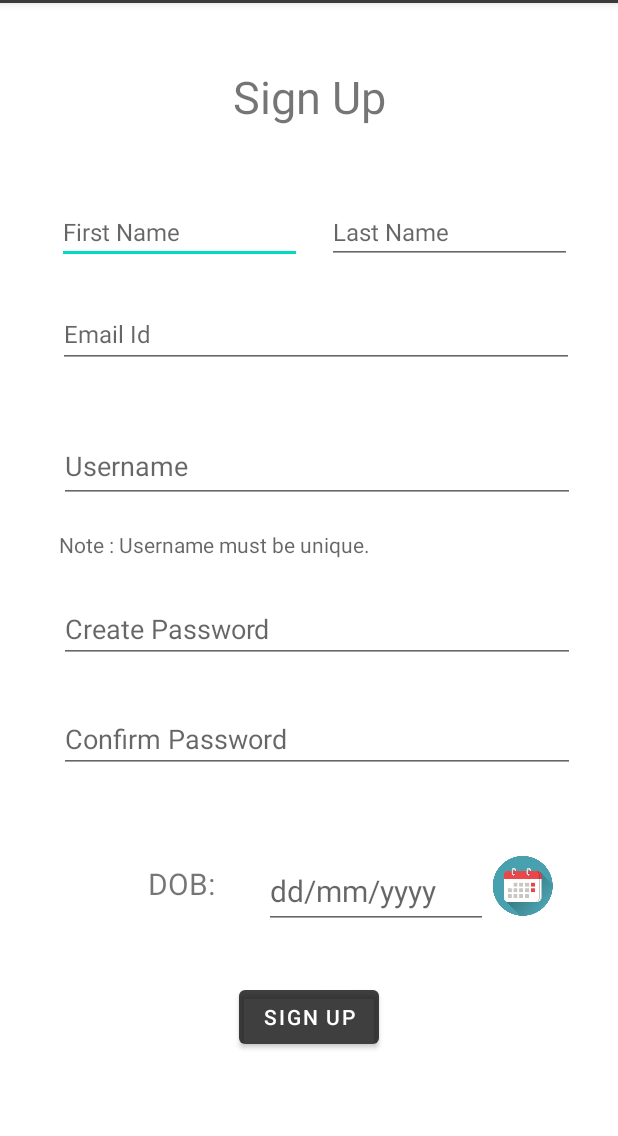
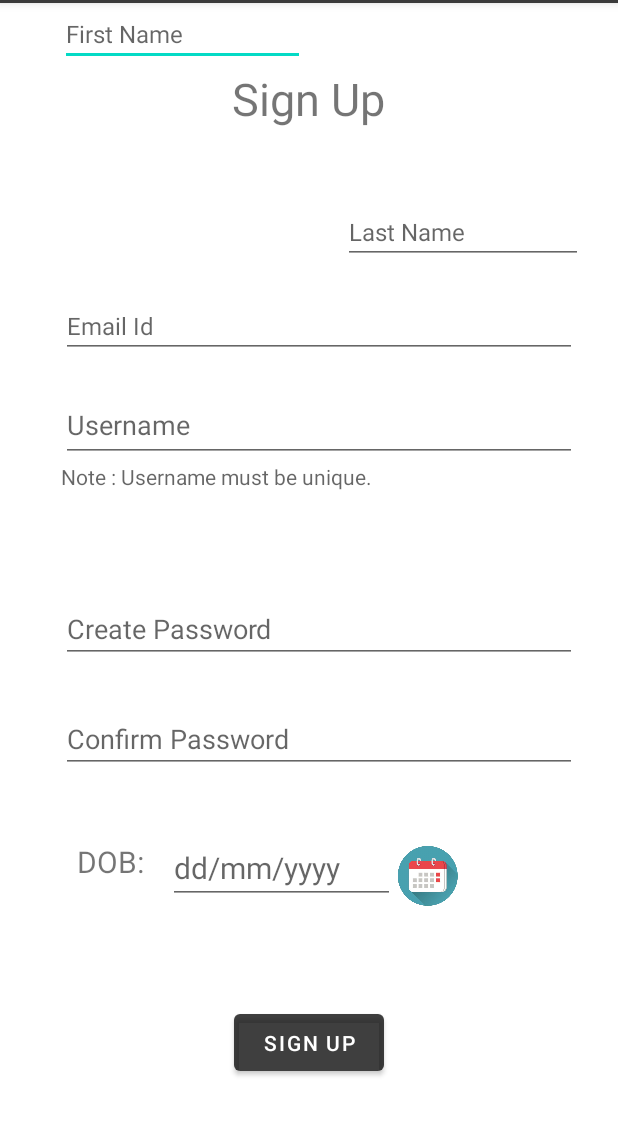
Before and after one commit to PulkitAsri/Trell_app, an Android app: the screen it shows after launch (SignUpActivity), on a phone screen of 412 x 824 dp, the part 81-1217 px from its top. Run offline under Robolectric (Android 15) with nearby library versions, the light colour scheme and no system bars; our stand-ins replace Firebase (no records; nobody signed in at launch, a user with empty details on screens opened directly).

Commit message:
minor fixes

```diff
--- a/app/src/main/res/layout/activity_sign_up.xml
+++ b/app/src/main/res/layout/activity_sign_up.xml
@@ -70,56 +70,59 @@
 
 
 
+
+
+
+
     ]]>
 
     <EditText
         android:id="@+id/signupFirstnameEditText"
         android:layout_width="163dp"
         android:layout_height="42dp"
-        android:layout_marginTop="132dp"
+        android:layout_marginStart="40dp"
         android:hint="First Name"
         android:textSize="16sp"
-        app:layout_constraintEnd_toEndOf="parent"
-        app:layout_constraintHorizontal_bias="0.153"
         app:layout_constraintStart_toStartOf="parent"
-        app:layout_constraintTop_toTopOf="parent" />
+        tools:layout_editor_absoluteY="132dp" />
 
     <EditText
         android:id="@+id/signupLastnameEditText"
-        android:layout_width="163dp"
+        android:layout_width="160dp"
         android:layout_height="42dp"
+        android:layout_marginStart="30dp"
         android:layout_marginTop="132dp"
+        android:layout_marginEnd="27dp"
         android:hint="Last Name"
         android:textSize="16sp"
         app:layout_constraintEnd_toEndOf="parent"
-        app:layout_constraintHorizontal_bias="0.355"
+        app:layout_constraintHorizontal_bias="0.58"
         app:layout_constraintStart_toEndOf="@+id/signupFirstnameEditText"
         app:layout_constraintTop_toTopOf="parent" />
 
     <EditText
         android:id="@+id/signupEmailEditText"
         android:layout_width="344dp"
-        android:layout_height="45dp"
-        android:layout_marginTop="24dp"
+        android:layout_height="41dp"
+        android:layout_marginStart="40dp"
+        android:layout_marginTop="104dp"
+        android:layout_marginEnd="27dp"
         android:hint="Email Id"
         android:inputType="textEmailAddress"
         android:textSize="16sp"
         app:layout_constraintEnd_toEndOf="parent"
-        app:layout_constraintHorizontal_bias="0.567"
         app:layout_constraintStart_toStartOf="parent"
-        app:layout_constraintTop_toBottomOf="@+id/signupFirstnameEditText" />
+        app:layout_constraintTop_toBottomOf="@+id/textView3" />
 
     <EditText
         android:id="@+id/signupUsernameEditText"
         android:layout_width="344dp"
         android:layout_height="49dp"
+        android:layout_marginTop="20dp"
         android:hint="Username"
-        app:layout_constraintBottom_toTopOf="@+id/signupPasswordEditText"
-        app:layout_constraintEnd_toEndOf="parent"
-        app:layout_constraintHorizontal_bias="0.582"
-        app:layout_constraintStart_toStartOf="parent"
-        app:layout_constraintTop_toBottomOf="@+id/signupEmailEditText"
-        app:layout_constraintVertical_bias="0.4" />
+        app:layout_constraintEnd_toEndOf="@+id/signupEmailEditText"
+        app:layout_constraintStart_toStartOf="@+id/signupEmailEditText"
+        app:layout_constraintTop_toBottomOf="@+id/signupEmailEditText" />
 
     <TextView
         android:id="@+id/textView4"
@@ -129,10 +132,10 @@
         android:hint="Note : Username must be unique."
         android:textSize="14sp"
         app:layout_constraintBottom_toTopOf="@+id/signupPasswordEditText"
-        app:layout_constraintEnd_toEndOf="parent"
+        app:layout_constraintEnd_toEndOf="@+id/signupUsernameEditText"
         app:layout_constraintHorizontal_bias="0.582"
-        app:layout_constraintStart_toStartOf="parent" />
-
+        app:layout_constraintStart_toStartOf="@+id/signupUsernameEditText"
+        app:layout_constraintTop_toBottomOf="@+id/signupUsernameEditText" />
 
 
     <EditText
@@ -144,9 +147,9 @@
         android:inputType="textVisiblePassword"
         android:password="true"
         app:layout_constraintBottom_toBottomOf="parent"
-        app:layout_constraintEnd_toEndOf="parent"
+        app:layout_constraintEnd_toEndOf="@+id/textView4"
         app:layout_constraintHorizontal_bias="0.582"
-        app:layout_constraintStart_toStartOf="parent" />
+        app:layout_constraintStart_toStartOf="@+id/textView4" />
 
     <EditText
         android:id="@+id/signupConfirmPasswordEditText"
@@ -156,24 +159,23 @@
         android:hint="Confirm Password"
         android:inputType="textVisiblePassword"
         android:password="true"
-        app:layout_constraintEnd_toEndOf="parent"
+        app:layout_constraintEnd_toEndOf="@+id/signupPasswordEditText"
         app:layout_constraintHorizontal_bias="0.582"
-        app:layout_constraintStart_toStartOf="parent"
+        app:layout_constraintStart_toStartOf="@+id/signupPasswordEditText"
         app:layout_constraintTop_toBottomOf="@+id/signupPasswordEditText" />
 
     <EditText
         android:id="@+id/date"
-        android:layout_width="149dp"
-        android:layout_height="50dp"
-        android:layout_marginStart="176dp"
+        android:layout_width="151dp"
+        android:layout_height="42dp"
         android:editable="false"
         android:hint="dd/mm/yyyy"
         android:inputType="none"
         android:textSize="20sp"
-        app:layout_constraintBottom_toTopOf="@+id/signupButton"
-        app:layout_constraintStart_toStartOf="parent"
-        app:layout_constraintTop_toBottomOf="@+id/signupConfirmPasswordEditText"
-        app:layout_constraintVertical_bias="0.607" />
+        app:layout_constraintBottom_toBottomOf="@+id/textView"
+        app:layout_constraintStart_toEndOf="@+id/textView"
+        app:layout_constraintTop_toTopOf="@+id/textView"
+        app:layout_constraintVertical_bias="0.0" />
 
     <ImageView
         android:id="@+id/datepicker"
@@ -183,16 +185,16 @@
         android:src="@drawable/calender_icon"
         app:layout_constraintBottom_toTopOf="@+id/signupButton"
         app:layout_constraintEnd_toEndOf="parent"
-        app:layout_constraintHorizontal_bias="0.031"
+        app:layout_constraintHorizontal_bias="0.0"
         app:layout_constraintStart_toEndOf="@+id/date"
         app:layout_constraintTop_toBottomOf="@+id/signupConfirmPasswordEditText"
-        app:layout_constraintVertical_bias="0.56" />
+        app:layout_constraintVertical_bias="0.422" />
 
     <Button
         android:id="@+id/signupButton"
-        android:layout_width="wrap_content"
-        android:layout_height="wrap_content"
-        android:layout_marginBottom="68dp"
+        android:layout_width="100dp"
+        android:layout_height="50dp"
+        android:layout_marginBottom="50dp"
         android:text="Sign Up"
         app:layout_constraintBottom_toBottomOf="parent"
         app:layout_constraintEnd_toEndOf="parent"
@@ -208,11 +210,9 @@
         app:flow_horizontalAlign="center"
         app:flow_verticalAlign="center"
         app:layout_constraintBottom_toTopOf="@+id/signupButton"
-        app:layout_constraintEnd_toStartOf="@+id/date"
-        app:layout_constraintHorizontal_bias="0.838"
-        app:layout_constraintStart_toStartOf="parent"
+        app:layout_constraintStart_toStartOf="@+id/signupConfirmPasswordEditText"
         app:layout_constraintTop_toBottomOf="@+id/signupConfirmPasswordEditText"
-        app:layout_constraintVertical_bias="0.629" />
+        app:layout_constraintVertical_bias="0.41" />
 
     <TextView
         android:id="@+id/textView3"
@@ -221,10 +221,12 @@
         android:text="Sign Up"
         android:textAlignment="center"
         android:textSize="30sp"
-        app:layout_constraintBottom_toTopOf="@+id/signupFirstnameEditText"
+        app:layout_constraintBottom_toBottomOf="parent"
         app:layout_constraintEnd_toEndOf="parent"
+        app:layout_constraintHorizontal_bias="0.498"
         app:layout_constraintStart_toStartOf="parent"
-        app:layout_constraintTop_toTopOf="parent" />
+        app:layout_constraintTop_toTopOf="parent"
+        app:layout_constraintVertical_bias="0.06" />
 
 
 </androidx.constraintlayout.widget.ConstraintLayout>
```
